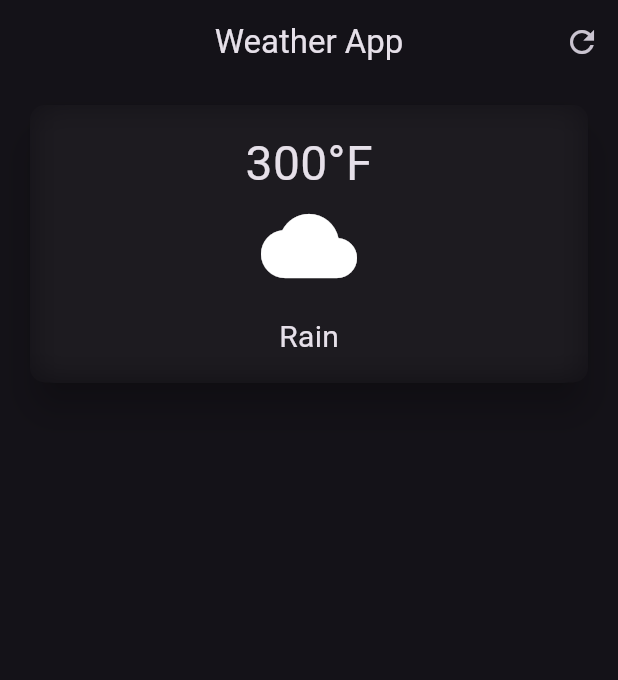
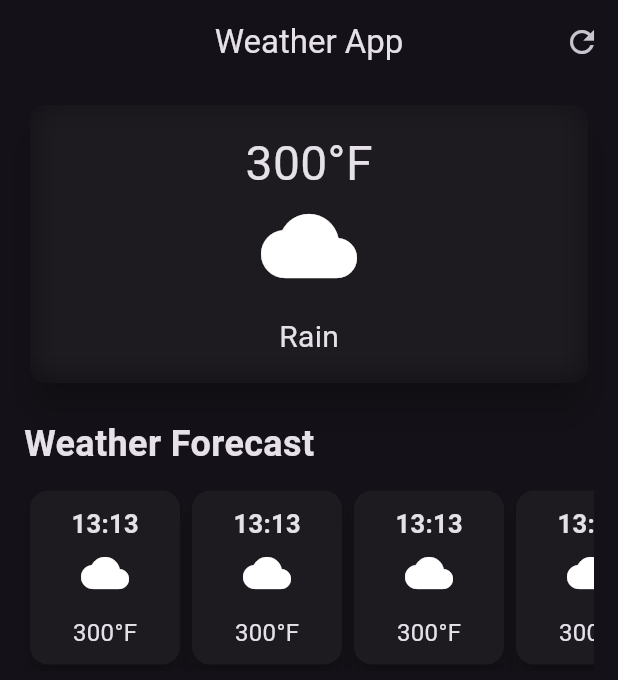
Before and after one commit to PushkarOnGit/Weather-App, a Flutter app: the screen it shows after launch, on a phone screen of 412 x 824 dp. Shown: the top 680 px of the screen. Run offline on Flutter 3.47's test engine with Material 3 defaults, Android fonts, the phone set to English and light mode, and no system bars.

Commit message:
made the code more modular and created the forecast card

```diff
--- a/lib/weather_page.dart
+++ b/lib/weather_page.dart
@@ -1,5 +1,4 @@
 import 'dart:ui';
-
 import 'package:flutter/material.dart';
 
 class WeatherPage extends StatefulWidget {
@@ -18,12 +17,13 @@ class WeatherPageState extends State<WeatherPage> {
         centerTitle: true,
         actions: [IconButton(onPressed: () {}, icon: Icon(Icons.refresh))],
       ),
-      body: Column(
-        children: [
-          //CARD
-          Padding(
-            padding: const EdgeInsets.symmetric(vertical: 10.0, horizontal: 16),
-            child: SizedBox(
+      body: Padding(
+        padding: const EdgeInsets.symmetric(vertical: 10.0, horizontal: 16),
+        child: Column(
+          crossAxisAlignment: CrossAxisAlignment.start,
+          children: [
+            //CARD
+            SizedBox(
               width: double.infinity,
               child: Card(
                 elevation: 10,
@@ -51,11 +51,65 @@ class WeatherPageState extends State<WeatherPage> {
                 ),
               ),
             ),
-          ),
 
-          SizedBox(height: 20),
-        ],
+            SizedBox(height: 20),
+
+            Text(
+              'Weather Forecast',
+              style: TextStyle(fontSize: 24, fontWeight: FontWeight.bold),
+            ),
+
+            SizedBox(height: 10),
+            SingleChildScrollView(
+              scrollDirection: Axis.horizontal,
+              child: Row(
+                children: [
+                  HourlyForecastItem(),
+                  HourlyForecastItem(),
+                  HourlyForecastItem(),
+                  HourlyForecastItem(),
+                  HourlyForecastItem(),
+                ],
+              ),
+            ),
+
+            //
+          ],
+        ),
       ),
     );
   }
 }
+
+class HourlyForecastItem extends StatelessWidget {
+  const HourlyForecastItem({super.key});
+
+  @override
+  Widget build(BuildContext context) {
+    return Card(
+      elevation: 6,
+      child: Container(
+        width: 100,
+        padding: EdgeInsets.symmetric(vertical: 10, horizontal: 20),
+        child: Column(
+          children: [
+            // time
+            Text(
+              "13:13",
+              style: TextStyle(fontSize: 17, fontWeight: FontWeight.bold),
+            ),
+
+            SizedBox(height: 5),
+
+            // cloud
+            Icon(Icons.cloud, size: 32),
+
+            SizedBox(height: 12),
+            // temp
+            Text('300°F', style: TextStyle(fontSize: 16)),
+          ],
+        ),
+      ),
+    );
+  }
+}
```
